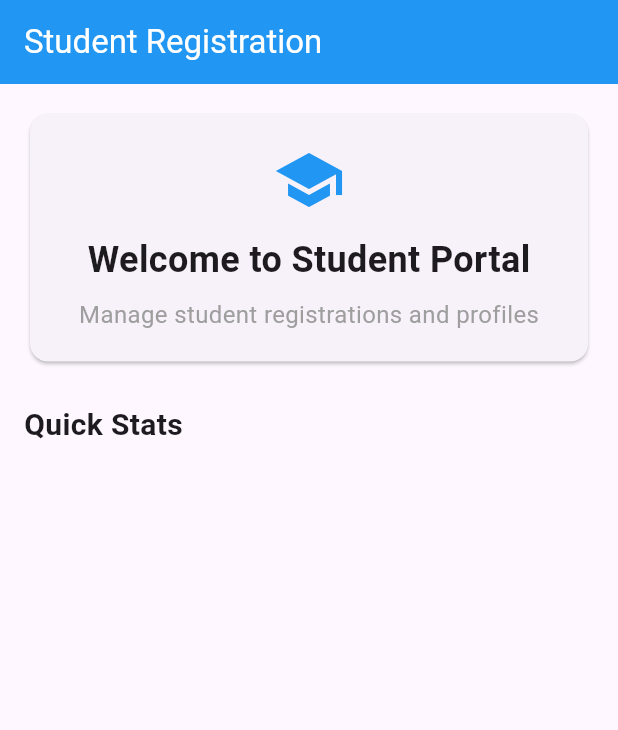
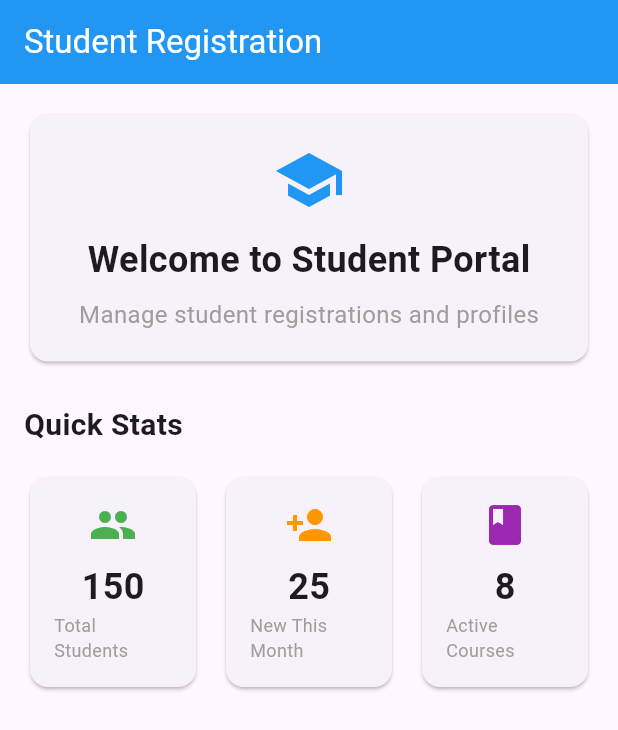
Before and after one commit to Olira1/Flutter, a Flutter app: the screen it shows after launch, on a phone screen of 412 x 824 dp. Shown: the top 730 px of the screen. Run offline on Flutter 3.47's test engine with Material 3 defaults, Android fonts, the phone set to English and light mode, and no system bars.

Commit message:
Statistics Cards Row

```diff
--- a/Phase 3 and 4/student_registration/lib/screens/home_screen.dart
+++ b/Phase 3 and 4/student_registration/lib/screens/home_screen.dart
@@ -62,6 +62,113 @@ class HomeScreen extends StatelessWidget {
                 fontWeight: FontWeight.bold,
               ),
             ),
+            SizedBox(height: 16),
+
+            // Statistics Cards Row
+            Row(
+              children: [
+                Expanded(
+                  child: Card(
+                    child: Padding(
+                      padding: EdgeInsets.all(16.0),
+                      child: Column(
+                        children: [
+                          Icon(
+                            Icons.people,
+                            size: 32,
+                            color: Colors.green,
+                          ),
+                          SizedBox(height: 8),
+                          Text(
+                            '150',
+                            style: TextStyle(
+                              fontSize: 24,
+                              fontWeight: FontWeight.bold,
+                            ),
+                          ),
+                          Text(
+                            'Total Students',
+                            style: TextStyle(
+                              fontSize: 12,
+                              color: Colors.grey,
+                            ),
+                          ),
+                        ],
+                      ),
+                    ),
+                  ),
+                ),
+
+                SizedBox(width: 12),
+
+                Expanded(
+                  child: Card(
+                    child: Padding(
+                      padding: EdgeInsets.all(16.0),
+                      child: Column(
+                        children: [
+                          Icon(
+                            Icons.person_add,
+                            size: 32,
+                            color: Colors.orange,
+                          ),
+                          SizedBox(height: 8),
+                          Text(
+                            '25',
+                            style: TextStyle(
+                              fontSize: 24,
+                              fontWeight: FontWeight.bold,
+                            ),
+                          ),
+                          Text(
+                            'New This Month',
+                            style: TextStyle(
+                              fontSize: 12,
+                              color: Colors.grey,
+                            ),
+                          ),
+                        ],
+                      ),
+                    ),
+                  ),
+                ),
+
+                SizedBox(width: 12),
+
+                Expanded(
+                  child: Card(
+                    child: Padding(
+                      padding: EdgeInsets.all(16.0),
+                      child: Column(
+                        children: [
+                          Icon(
+                            Icons.book,
+                            size: 32,
+                            color: Colors.purple,
+                          ),
+                          SizedBox(height: 8),
+                          Text(
+                            '8',
+                            style: TextStyle(
+                              fontSize: 24,
+                              fontWeight: FontWeight.bold,
+                            ),
+                          ),
+                          Text(
+                            'Active Courses',
+                            style: TextStyle(
+                              fontSize: 12,
+                              color: Colors.grey,
+                            ),
+                          ),
+                        ],
+                      ),
+                    ),
+                  ),
+                ),
+              ],
+            ),
+
           ],
         ),
       ),
```
